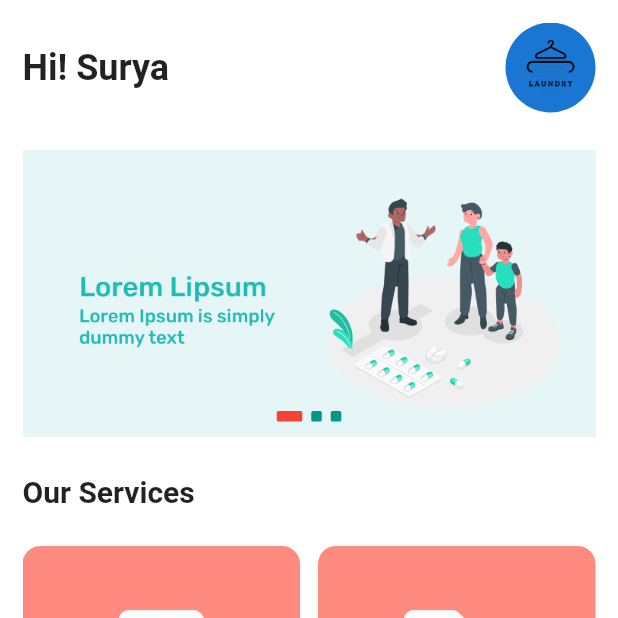
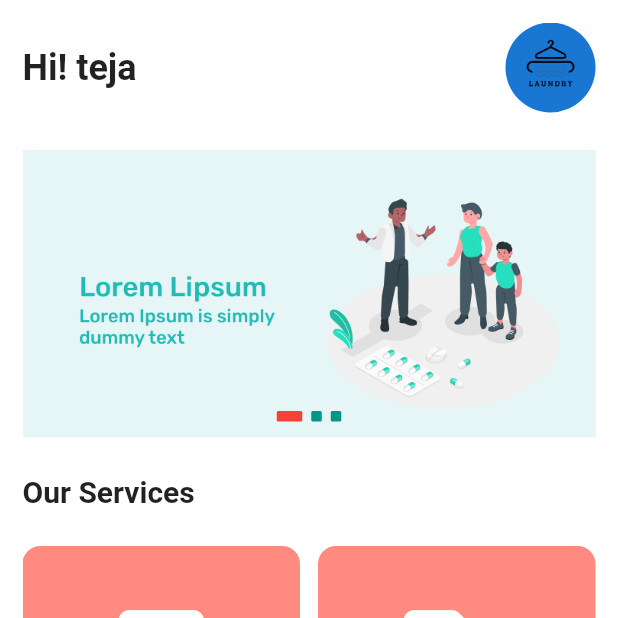
Before and after one commit to suryateja99/ezclean_app, a Flutter app: the HomePage screen opened directly, on a phone screen of 412 x 824 dp, the top half of it. Run offline on Flutter 3.47's test engine with Material 2 defaults, Android fonts, the light colour scheme and no system bars; drawn by our look-alikes of carousel_slider; our stand-ins replace flutter_spinkit, font_awesome_flutter, table_calendar.

```diff
--- a/lib/screens/home_page.dart
+++ b/lib/screens/home_page.dart
@@ -143,7 +143,7 @@ class _HomePageState extends State<HomePage> {
                   mainAxisAlignment: MainAxisAlignment.spaceBetween,
                   children: <Widget>[
                     Text(
-                      'Hi! Surya',
+                      'Hi! teja',
                       style: TextStyle(
                         fontWeight: FontWeight.bold,
                         fontSize: 24,
```
